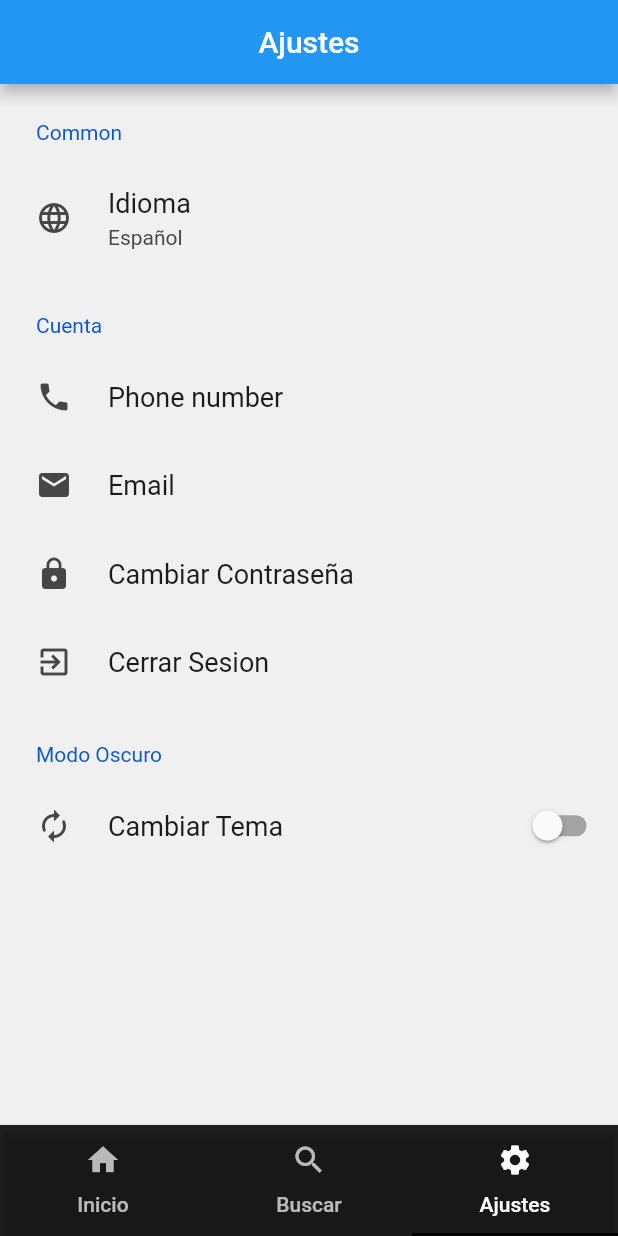
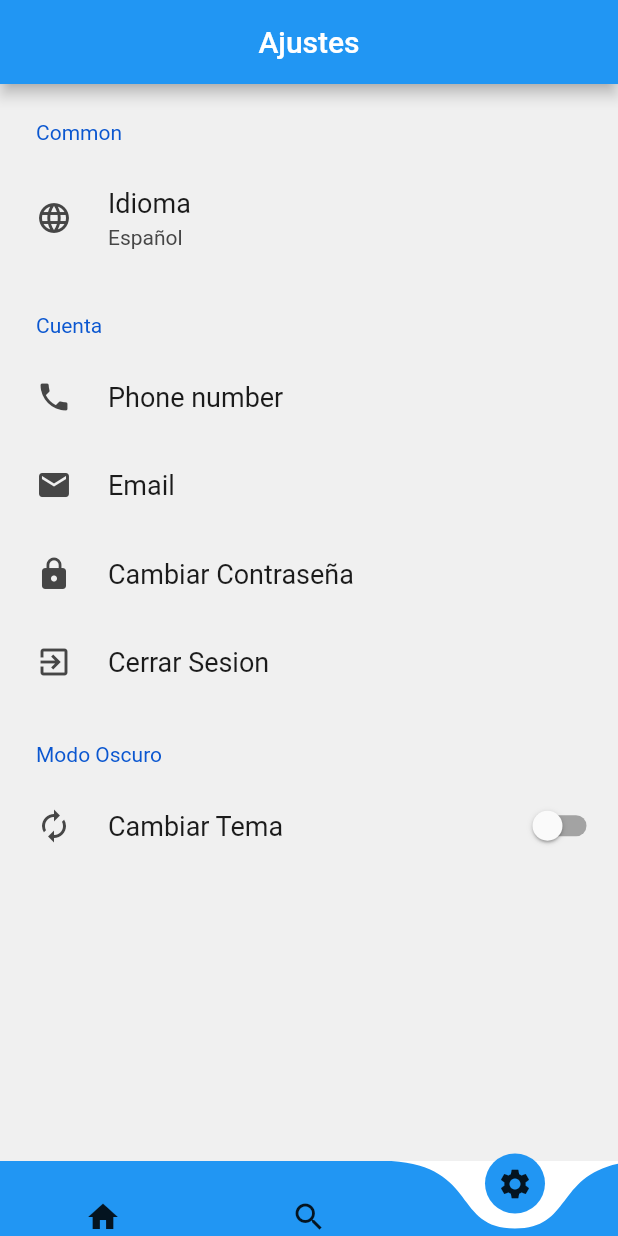
Before and after one commit to andresp26/AppSeries, a Flutter app: the screen it shows after launch, item 3 of the bottom bar chosen, on a phone screen of 412 x 824 dp. Run offline on Flutter 3.47's test engine with Material 2 defaults, Android fonts, the phone set to English and light mode, and no system bars; drawn by our look-alikes of curved_navigation_bar, settings_ui; our stand-ins replace simple_animations.

Commit message:
ajuste problemas del gradle

```diff
--- a/lib/detailchapter.dart
+++ b/lib/detailchapter.dart
@@ -26,7 +26,7 @@ class DetailChapter extends StatelessWidget {
           Container(
             margin: EdgeInsets.only(top: 15),
             height: 500,
-            width: 350,
+            width: 400  ,
             child: new Column(
               children: <Widget>[
                 Icon(
--- a/lib/main.dart
+++ b/lib/main.dart
@@ -1,19 +1,21 @@
+import 'package:curved_navigation_bar/curved_navigation_bar.dart';
 import 'package:flutter/material.dart';
 import 'package:flutterapp/myhome.dart';
+import 'package:flutterapp/splash.dart';
 import 'package:flutterapp/tabs/themenotificator.dart';
 import 'package:provider/provider.dart';
 import 'tabs/home.dart';
 import 'tabs/search.dart';
 import 'tabs/comingsoon.dart';
 
-void main() =>  runApp( ChangeNotifierProvider<DynamicTheme>(
-       builder: (_) => DynamicTheme(),
+void main() => runApp(
+      ChangeNotifierProvider<DynamicTheme>(
+        create: (_) => DynamicTheme(),
         child: MyHome(),
       ),
     );
 
 class MyHome extends StatefulWidget {
-
   @override
   MyHomeState createState() => new MyHomeState();
 }
@@ -22,11 +24,18 @@ class MyHome extends StatefulWidget {
 class MyHomeState extends State<MyHome> with SingleTickerProviderStateMixin {
   // Create a tab controller
   TabController controller;
+  final HomePage _homepage = new HomePage();
+  Widget _contenedor = new Contenedor();
+  final ComingSoonPage _commingsoon = new ComingSoonPage();
+  final SearchPage _searchPage = new SearchPage();
+  int pageindex = 0;
 
   @override
-  initState()  {
+  initState() {
     super.initState();
-    controller = new TabController(length: 3, vsync: this);
+    _contenedor = _homepage;
+
+    // controller = new TabController(length: 3, vsync: this);
   }
 
   @override
@@ -38,18 +47,39 @@ class MyHomeState extends State<MyHome> with SingleTickerProviderStateMixin {
   @override
   Widget build(BuildContext context) {
     final themeProvider = Provider.of<DynamicTheme>(context);
+    // _contenedor = _homepage;
     Map<int, Widget> op = {1: MyHome(), 2: MyHome()};
-    return  MaterialApp(
+    return MaterialApp(
       title: "Todo Sobre Series",
       debugShowCheckedModeBanner: false,
       theme: themeProvider.getDarkMode() ? ThemeData.dark() : ThemeData.light(),
-        // home: home(controller) ,
       home: CustomSplash(
         imagePath: 'assets/images/flix.png',
         backGroundColor: Colors.red,
         animationEffect: 'zoom-in',
         logoSize: 200,
-        home: home(controller),
+        home: Scaffold(
+          bottomNavigationBar: CurvedNavigationBar(
+            // buttonBackgroundColor: Colors.white,
+            backgroundColor: Colors.white,
+            color: Colors.blue,
+            index: 0,
+            height: 50,
+            items: <Widget>[
+              Icon(Icons.home),
+              Icon(Icons.search),
+              Icon(Icons.settings),
+            ],
+            animationCurve: Curves.bounceInOut,
+            animationDuration: Duration(milliseconds: 250),
+            onTap: (int index) {
+              setState(() {
+                _contenedor = pageChooser(index);
+              });
+            },
+          ),
+          body:  _contenedor,
+        ),
         customFunction: duringSplash,
         duration: 4500,
         type: CustomSplashType.StaticDuration,
@@ -59,49 +89,20 @@ class MyHomeState extends State<MyHome> with SingleTickerProviderStateMixin {
     // home_(controller));
   }
 
-
+  Widget pageChooser(int page) {
+    switch (page) {
+        case 0:
+          return _homepage;
+        case 1:
+          return _searchPage;
+        break;
+        case 2:
+          return _commingsoon;
+        break;
+    }
+  }
 }
 
 Function duringSplash = () {
   return 5;
 };
-
-Widget home(controller) {
-  return Scaffold(
-    body: new TabBarView(
-      // Add tabs as widgets
-      children: <Widget>[
-        new HomePage(),
-        new SearchPage(),
-        new ComingSoonPage()
-      ],
-      // set the controller
-      controller: controller,
-    ),
-    resizeToAvoidBottomPadding: true,
-    bottomNavigationBar: new Material(
-      elevation: 2.0,
-
-      color: Colors.black87,
-      child: new TabBar(
-        labelPadding: EdgeInsets.symmetric(horizontal: 2.0),
-        indicatorColor: Colors.black,
-        tabs: <Tab>[
-          new Tab(
-            icon: new Icon(Icons.home),
-            text: 'Inicio',
-          ),
-          new Tab(
-            icon: new Icon(Icons.search),
-            text: 'Buscar',
-          ),
-          new Tab(
-            icon: new Icon(Icons.settings),
-            text: 'Ajustes',
-          ),
-        ],
-        controller: controller,
-      ),
-    ),
-  );
-}
--- a/lib/splash.dart
+++ b/lib/splash.dart
@@ -1,7 +1,7 @@
 import 'package:flutter/material.dart';
 import 'package:flutterapp/tabs/comingsoon.dart';
+import 'package:flutterapp/tabs/home.dart';
 import 'dart:async';
-import 'myhome.dart';
 
 class Splash extends StatefulWidget {
   @override
@@ -71,3 +71,24 @@ Widget vista() {
       ),
     );
 }
+
+
+
+
+
+class Contenedor extends StatefulWidget {
+
+  @override
+  _ContenedorState createState() => _ContenedorState();
+}
+
+class _ContenedorState extends State<Contenedor> {
+
+
+  @override
+  Widget build(BuildContext context) {
+    return Container(
+
+    );
+  }
+}
--- a/lib/tabs/home.dart
+++ b/lib/tabs/home.dart
@@ -146,10 +146,6 @@ class _HomePageState extends State<HomePage> {
                                       '${SeriesData().series.keys.elementAt(index)}');
                             },
                           )
-                        // MaterialPageRoute(
-                        //     builder: (context) => DetailsPage(
-                        //         data:
-                        //             '${SeriesData().series.keys.elementAt(index)}')),
                       );
                     },
                     child: Container(
@@ -280,6 +276,7 @@ class _HomePageState extends State<HomePage> {
       width: double.infinity,
       height: 500.0,
       decoration: BoxDecoration(
+          borderRadius: BorderRadius.only(bottomLeft: Radius.circular(50), bottomRight: Radius.circular(50)),
           color: Colors.blue,
           image: DecorationImage(
               image: AssetImage('assets/images/luci.jpg'),
--- a/pubspec.yaml
+++ b/pubspec.yaml
@@ -17,6 +17,7 @@ environment:
   sdk: ">=2.1.0 <3.0.0"
 
 dependencies:
+  curved_navigation_bar:
   settings_ui: ^0.2.0
   simple_animations: ^1.3.3
   provider: ^3.1.0
```
Also changed, not shown: pubspec.lock, 1 other file. Lines whose indentation alone changed are shown as unchanged.
